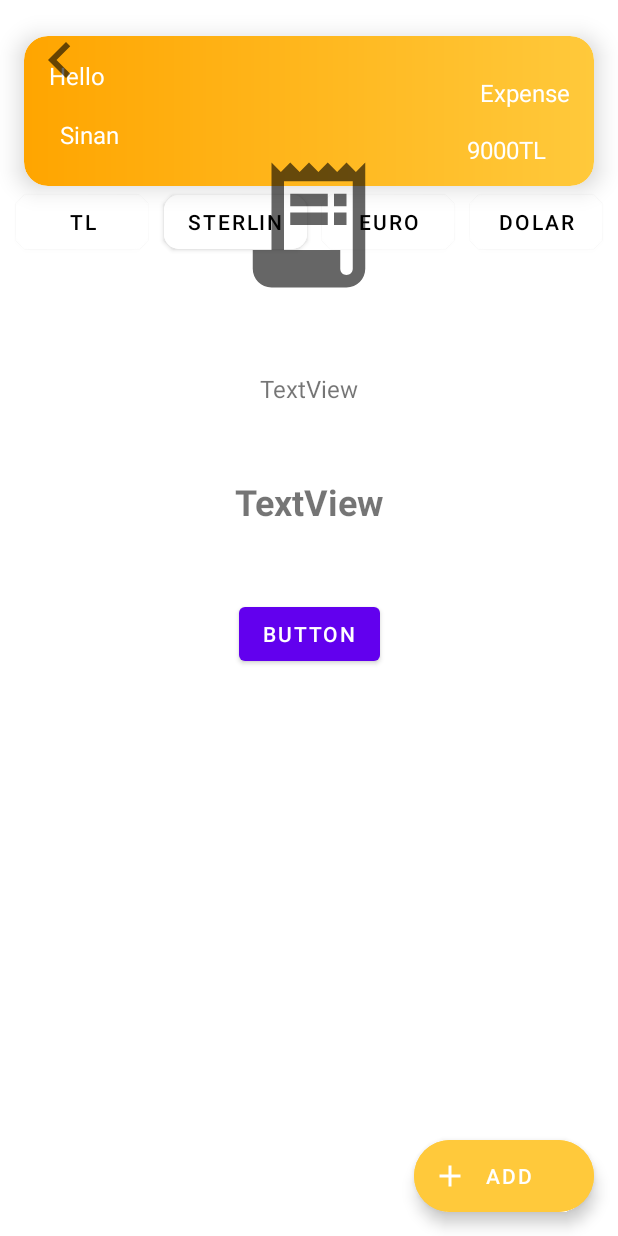
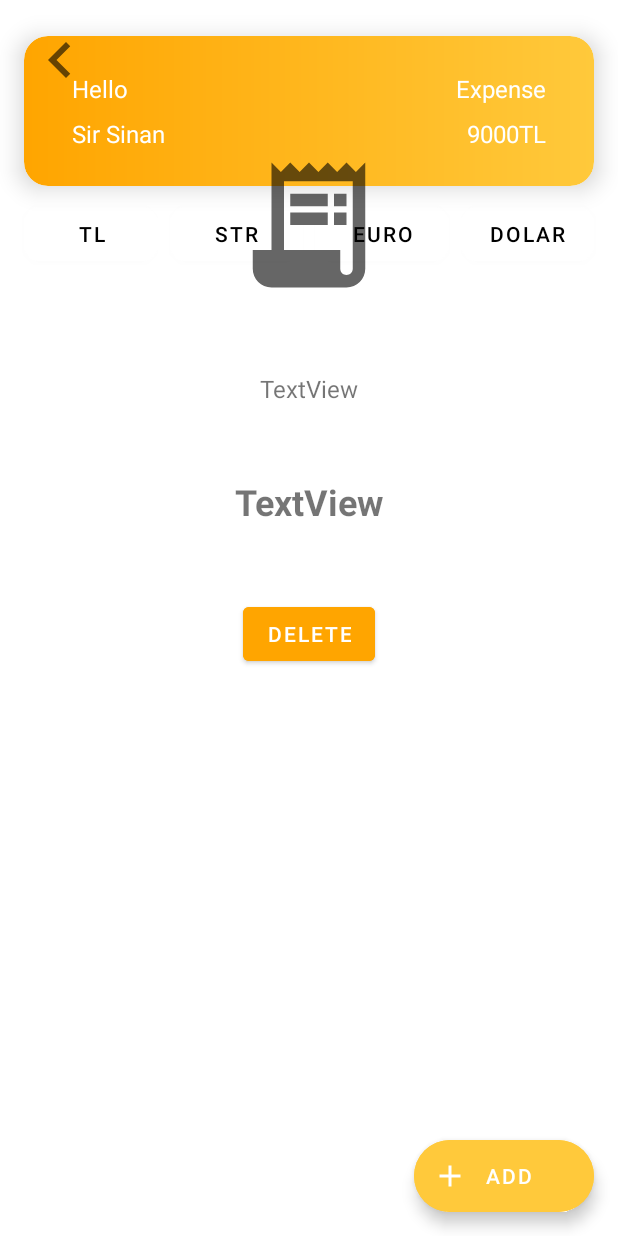
Before and after one commit to turkoglusinan/Expenses-App, an Android app: the fragment DeleteFragment placed in its activity, on a phone screen of 412 x 824 dp. Run offline under Robolectric (Android 15) with nearby library versions, the phone set to English and light mode, and no system bars; our stand-ins replace navigation-ui; network calls fail; 9 statements that could not run were skipped.

Commit message:
Final Commit
Final Design Bug Fixed
Add Money Icon at Delete Page

```diff
--- a/Expenses/app/src/main/java/com/example/expenses/SplashScreenActivity.kt
+++ b/Expenses/app/src/main/java/com/example/expenses/SplashScreenActivity.kt
@@ -24,7 +24,7 @@ class SplashScreenActivity : AppCompatActivity() {
         Handler().postDelayed({
             startActivity(Intent(applicationContext, MainActivity::class.java))
             finish()
-        }, 500)
+        }, 1500)
 
     }
 }
--- a/Expenses/app/src/main/res/layout/fragment_carousel_page.xml
+++ b/Expenses/app/src/main/res/layout/fragment_carousel_page.xml
@@ -27,7 +27,7 @@
         android:layout_marginEnd="@dimen/margin_quadra"
         android:gravity="center"
         android:textColor="@color/colorBlack"
-        android:textSize="20sp"
+        android:textSize="32sp"
         app:layout_constraintTop_toBottomOf="@id/carouselPageImage"
         tools:text="This is the title" />
 
@@ -40,7 +40,7 @@
         android:layout_marginEnd="@dimen/margin_quadra"
         android:gravity="center"
         android:textColor="@color/colorGrey"
-        android:textSize="16sp"
+        android:textSize="24sp"
         app:layout_constraintTop_toBottomOf="@id/carouselPageTitle"
         tools:text="This is the text" />
 </androidx.constraintlayout.widget.ConstraintLayout>
--- a/Expenses/app/src/main/res/layout/fragment_delete.xml
+++ b/Expenses/app/src/main/res/layout/fragment_delete.xml
@@ -45,7 +45,8 @@
         android:layout_width="wrap_content"
         android:layout_height="wrap_content"
         android:layout_marginTop="48dp"
-        android:text="Button"
+        android:backgroundTint="@color/orange"
+        android:text="Delete"
         app:layout_constraintEnd_toEndOf="parent"
         app:layout_constraintStart_toStartOf="parent"
         app:layout_constraintTop_toBottomOf="@+id/delete_expense" />
--- a/Expenses/app/src/main/res/layout/fragment_main_page.xml
+++ b/Expenses/app/src/main/res/layout/fragment_main_page.xml
@@ -9,11 +9,11 @@
     <com.google.android.material.card.MaterialCardView
         android:id="@+id/materialCardView"
         android:layout_width="match_parent"
-        android:layout_height="100dp"
-        android:layout_marginStart="16dp"
-        android:layout_marginTop="24dp"
-        android:layout_marginEnd="16dp"
-        app:cardCornerRadius="16dp"
+        android:layout_height="wrap_content"
+        android:layout_marginStart="@dimen/margin_double"
+        android:layout_marginTop="@dimen/margin_triple"
+        android:layout_marginEnd="@dimen/margin_double"
+        app:cardCornerRadius="@dimen/margin_double"
         app:cardElevation="10dp"
         app:layout_constraintEnd_toEndOf="parent"
         app:layout_constraintStart_toStartOf="parent"
@@ -28,52 +28,50 @@
                 android:id="@+id/textView"
                 android:layout_width="wrap_content"
                 android:layout_height="wrap_content"
+                android:layout_marginStart="@dimen/margin_quadra"
+                android:layout_marginTop="@dimen/margin_triple"
                 android:text="Hello"
                 android:textColor="@color/white"
                 android:textSize="16dp"
-                app:layout_constraintBottom_toBottomOf="parent"
-                app:layout_constraintEnd_toEndOf="parent"
-                app:layout_constraintHorizontal_bias="0.049"
                 app:layout_constraintStart_toStartOf="parent"
-                app:layout_constraintTop_toTopOf="parent"
-                app:layout_constraintVertical_bias="0.197" />
+                app:layout_constraintTop_toTopOf="parent" />
 
             <TextView
                 android:id="@+id/ah_name"
                 android:layout_width="wrap_content"
                 android:layout_height="wrap_content"
-                android:layout_marginStart="24dp"
-                android:text="Sinan"
+                android:layout_marginTop="@dimen/margin_default"
+                android:layout_marginBottom="@dimen/margin_triple"
+                android:text="Sir Sinan"
                 android:textColor="@color/white"
-                android:textSize="16dp"
+                android:textSize="@dimen/margin_double"
                 app:layout_constraintBottom_toBottomOf="parent"
-                app:layout_constraintStart_toStartOf="parent"
-                app:layout_constraintTop_toBottomOf="@+id/textView"
-                app:layout_constraintVertical_bias="0.434" />
+                app:layout_constraintStart_toStartOf="@+id/textView"
+                app:layout_constraintTop_toBottomOf="@+id/textView" />
 
             <TextView
                 android:id="@+id/textView3"
                 android:layout_width="wrap_content"
                 android:layout_height="wrap_content"
-                android:layout_marginEnd="16dp"
+                android:layout_marginTop="@dimen/margin_triple"
+                android:layout_marginEnd="@dimen/margin_quadra"
                 android:text="Expense"
                 android:textColor="@color/white"
-                android:textSize="16dp"
-                app:layout_constraintBottom_toBottomOf="parent"
+                android:textSize="@dimen/margin_double"
                 app:layout_constraintEnd_toEndOf="parent"
-                app:layout_constraintTop_toTopOf="parent"
-                app:layout_constraintVertical_bias="0.345" />
+                app:layout_constraintTop_toTopOf="parent" />
 
             <TextView
                 android:id="@+id/ah_money"
                 android:layout_width="wrap_content"
                 android:layout_height="wrap_content"
-                android:layout_marginTop="16dp"
-                android:layout_marginEnd="32dp"
+                android:layout_marginTop="@dimen/margin_default"
+                android:layout_marginBottom="@dimen/margin_triple"
                 android:text="9000TL"
                 android:textColor="@color/white"
-                android:textSize="16dp"
-                app:layout_constraintEnd_toEndOf="parent"
+                android:textSize="@dimen/margin_double"
+                app:layout_constraintBottom_toBottomOf="parent"
+                app:layout_constraintEnd_toEndOf="@+id/textView3"
                 app:layout_constraintTop_toBottomOf="@+id/textView3" />
         </androidx.constraintlayout.widget.ConstraintLayout>
 
@@ -81,57 +79,66 @@
 
     <com.google.android.material.button.MaterialButton
         android:id="@+id/tl"
-        android:layout_width="wrap_content"
+        android:layout_width="0dp"
         android:layout_height="wrap_content"
+        android:layout_marginTop="@dimen/margin_default"
+        android:layout_marginEnd="@dimen/margin_default"
         android:backgroundTint="@color/white"
         android:text="TL"
         android:textColor="@color/black"
         app:cornerRadius="10dp"
         app:layout_constraintEnd_toStartOf="@+id/sterlin"
-        app:layout_constraintStart_toStartOf="parent"
+        app:layout_constraintStart_toStartOf="@+id/materialCardView"
         app:layout_constraintTop_toBottomOf="@+id/materialCardView" />
 
     <com.google.android.material.button.MaterialButton
         android:id="@+id/sterlin"
-        android:layout_width="wrap_content"
+        android:layout_width="0dp"
         android:layout_height="wrap_content"
+        android:layout_marginEnd="@dimen/margin_default"
         android:backgroundTint="@color/white"
-        android:text="STERLIN"
+        android:text="STR"
         android:textColor="@color/black"
         app:cornerRadius="10dp"
         app:layout_constraintEnd_toStartOf="@+id/euro"
         app:layout_constraintStart_toEndOf="@+id/tl"
-        app:layout_constraintTop_toBottomOf="@+id/materialCardView" />
+        app:layout_constraintTop_toTopOf="@+id/tl" />
 
     <com.google.android.material.button.MaterialButton
         android:id="@+id/euro"
-        android:layout_width="wrap_content"
+        android:layout_width="0dp"
         android:layout_height="wrap_content"
+        android:layout_marginEnd="@dimen/margin_default"
         android:backgroundTint="@color/white"
         android:text="EURO"
         android:textColor="@color/black"
         app:cornerRadius="10dp"
         app:layout_constraintEnd_toStartOf="@+id/dolar"
         app:layout_constraintStart_toEndOf="@+id/sterlin"
-        app:layout_constraintTop_toBottomOf="@+id/materialCardView" />
+        app:layout_constraintTop_toTopOf="@+id/tl" />
 
     <com.google.android.material.button.MaterialButton
         android:id="@+id/dolar"
-        android:layout_width="wrap_content"
+        android:layout_width="0dp"
         android:layout_height="wrap_content"
         android:backgroundTint="@color/white"
         android:text="DOLAR"
         android:textColor="@color/black"
         app:cornerRadius="10dp"
-        app:layout_constraintEnd_toEndOf="parent"
+        app:layout_constraintEnd_toEndOf="@+id/materialCardView"
         app:layout_constraintStart_toEndOf="@+id/euro"
-        app:layout_constraintTop_toBottomOf="@+id/materialCardView" />
+        app:layout_constraintTop_toTopOf="@+id/tl" />
 
     <androidx.recyclerview.widget.RecyclerView
         android:id="@+id/ah_recycler"
-        android:layout_width="match_parent"
+        android:layout_width="0dp"
         android:layout_height="0dp"
+        android:layout_marginStart="@dimen/margin_default"
+        android:layout_marginEnd="@dimen/margin_default"
         app:layout_constraintBottom_toBottomOf="parent"
+        app:layout_constraintEnd_toEndOf="parent"
+        app:layout_constraintHorizontal_bias="0.4"
+        app:layout_constraintStart_toStartOf="parent"
         app:layout_constraintTop_toBottomOf="@+id/sterlin"
         tools:listitem="@layout/fragment_recycler_item"></androidx.recyclerview.widget.RecyclerView>
 
--- a/Expenses/app/src/main/res/values/colors.xml
+++ b/Expenses/app/src/main/res/values/colors.xml
@@ -1,8 +1,8 @@
 <?xml version="1.0" encoding="utf-8"?>
 <resources>
     <color name="purple_200">#FFBB86FC</color>
-    <color name="purple_500">#FF6200EE</color>
-    <color name="purple_700">#FF3700B3</color>
+    <color name="purple_500">#35A572</color>
+    <color name="purple_700">#35A572</color>
     <color name="teal_200">#FF03DAC5</color>
     <color name="teal_700">#FF018786</color>
     <color name="black">#FF000000</color>
```
Also changed, not shown: Expenses/app/src/main/java/com/example/expenses/fragments/delete/DeleteFragment.kt (+7 -1 lines), Expenses/app/src/main/res/layout/fragment_add.xml (+5 -4 lines), Expenses/app/src/main/res/layout/fragment_recycler_item.xml (+16 -12 lines), Expenses/app/src/main/res/values/strings.xml (+6 -9 lines).
